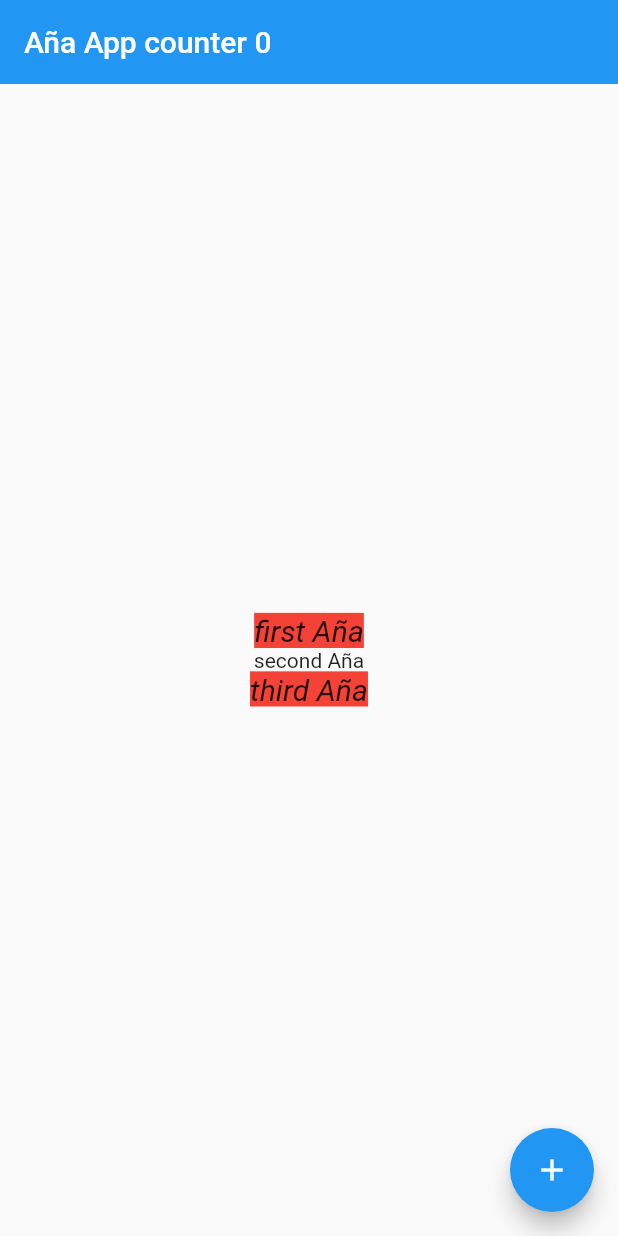
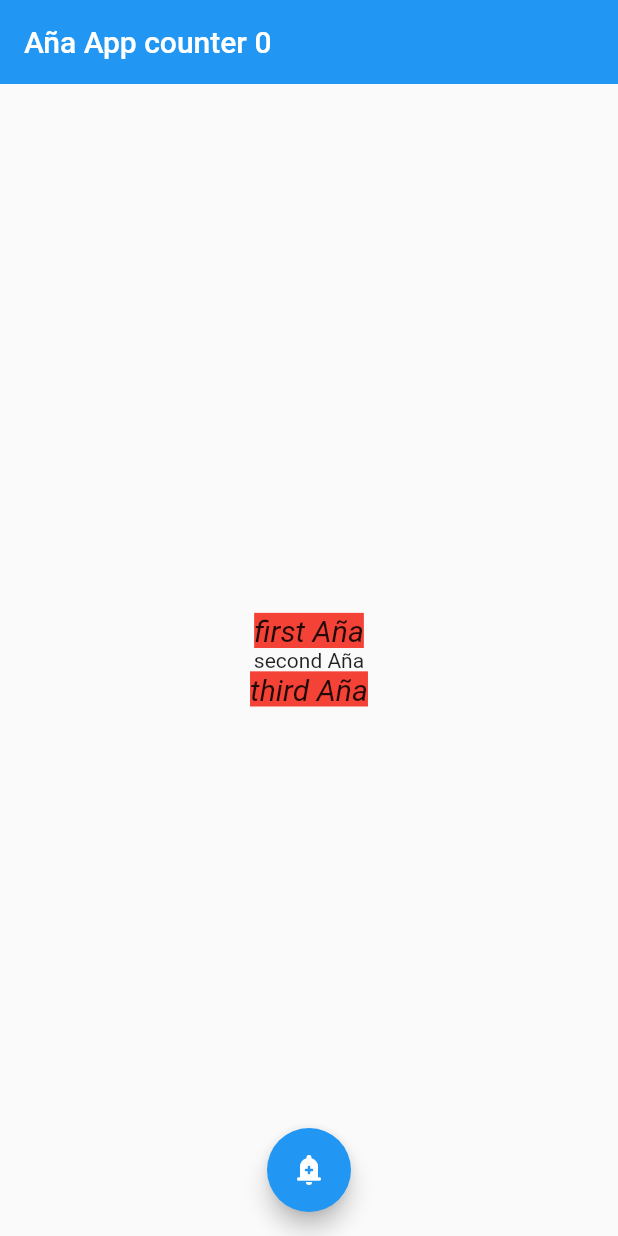
Before and after one commit to cuauhtlahuac/flutter_fer_herrera, a Flutter app: the screen it shows after launch, on a phone screen of 412 x 824 dp. Run offline on Flutter 3.47's test engine with Material 2 defaults, Android fonts, the phone set to English and light mode, and no system bars; Roboto replaces fonts that are missing (arial).

Commit message:
fix: move property to variable

```diff
--- a/flutter_first_app/lib/screens/home_screen.dart
+++ b/flutter_first_app/lib/screens/home_screen.dart
@@ -2,14 +2,18 @@ import 'package:flutter/material.dart';
 
 class HomeScreen extends StatelessWidget {
   const HomeScreen({Key? key}) : super(key: key);
+
+  // Aquí declaramos propiedades de la clase
   final int _count = 0;
-  final TextStyle myTextStyle = const TextStyle(
-      backgroundColor: Colors.red,
-      fontStyle: FontStyle.italic,
-      fontFamily: "arial",
-      fontSize: 20);
   @override
   Widget build(BuildContext context) {
+    // Aquí declaramos Variables
+    const TextStyle myTextStyle = TextStyle(
+        backgroundColor: Colors.red,
+        fontStyle: FontStyle.italic,
+        fontFamily: "arial",
+        fontSize: 20);
+
     return Scaffold(
       appBar: AppBar(
         title: Text('Aña App counter $_count'),
@@ -18,12 +22,12 @@ class HomeScreen extends StatelessWidget {
       body: Center(
         child: Column(
           mainAxisAlignment: MainAxisAlignment.center,
-          children: [
+          children: const [
             Text(
               'first Aña',
               style: myTextStyle,
             ),
-            const Text('second Aña'),
+            Text('second Aña'),
             Text(
               'third Aña',
               style: myTextStyle,
@@ -31,11 +35,12 @@ class HomeScreen extends StatelessWidget {
           ],
         ),
       ),
+      floatingActionButtonLocation: FloatingActionButtonLocation.centerFloat,
       floatingActionButton: FloatingActionButton(
-        onPressed: () => null,
-        tooltip: 'Increment Counter',
-        child: const Icon(Icons.add),
-      ),
+          onPressed: () => null,
+          tooltip: 'Increment Counter',
+          // Icon es un widget especializado en mostrar Icons
+          child: const Icon(Icons.add_alert_rounded)),
     );
   }
 }
```
